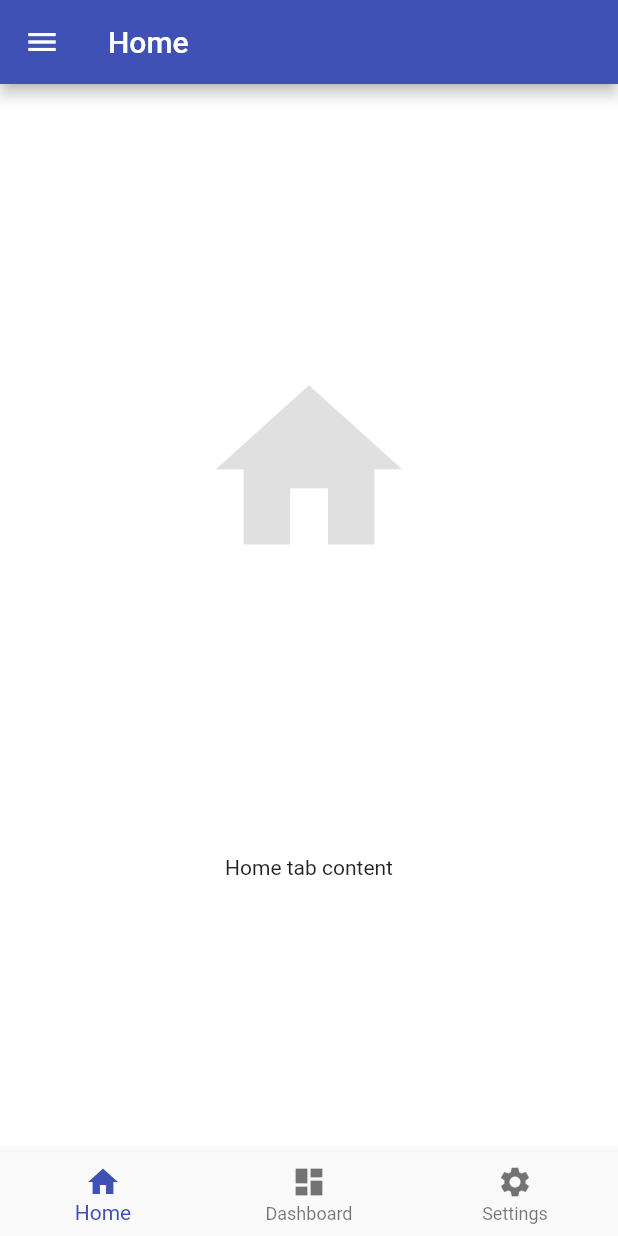
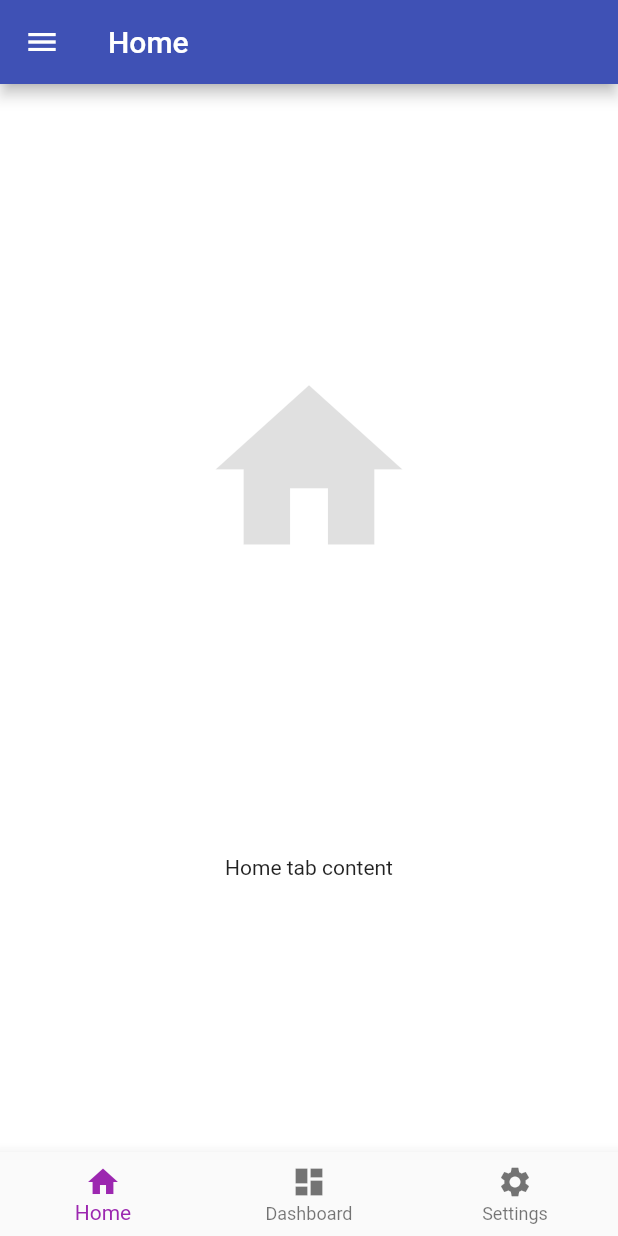
Before and after one commit to hvpulok/flutter_poc, a Flutter app: the HomeTabs screen opened directly, on a phone screen of 412 x 824 dp. Run offline on Flutter 3.47's test engine with Material 2 defaults, Android fonts, the phone set to English and light mode, and no system bars; our stand-ins replace font_awesome_flutter; project files that could hold a hidden picture were left out.

Commit message:
Update theme

```diff
--- a/lib/login-page/theme.dart
+++ b/lib/login-page/theme.dart
@@ -5,13 +5,13 @@ import 'package:flutter/cupertino.dart';
 class Colors {
   const Colors();
 
-  static const Color loginGradientStart = const Color(0xFFfbab66);
-  static const Color loginGradientEnd = const Color(0xFFf7418c);
+  static const Color loginGradientStart = const Color(0xFF8e24aa);
+  static const Color loginGradientEnd = const Color(0xFF283593);
 
   static const primaryGradient = const LinearGradient(
     colors: const [loginGradientStart, loginGradientEnd],
-    stops: const [0.0, 1.0],
+    stops: const [0.0, .5],
     begin: Alignment.topCenter,
-    end: Alignment.bottomCenter,
+    end: Alignment.bottomRight,
   );
 }
--- a/lib/main.dart
+++ b/lib/main.dart
@@ -8,12 +8,12 @@
 void main() => runApp(new MaterialApp(
     title: 'Flutter Starter',
     theme: new ThemeData(
-        primarySwatch: Colors.indigo,
+        primarySwatch: Colors.purple,
         scaffoldBackgroundColor: Colors.white,
         primaryColor: Colors.indigo,
         accentColor: Colors.pinkAccent,
         backgroundColor: Colors.white),
-    initialRoute: '/',
+    initialRoute: '/login',
     routes: appRoutes));
 
 Map<String, WidgetBuilder> appRoutes = <String, WidgetBuilder>{
```
Also changed, not shown: lib/login-page/login-page.dart (deleted, +0 -30 lines), 1 other file.
